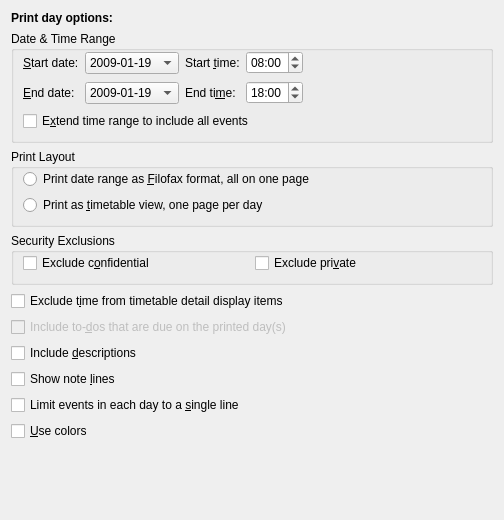
Above: printing/calprintdayconfig_base.ui from KDE/korganizer before the change. Below: the same form after it.
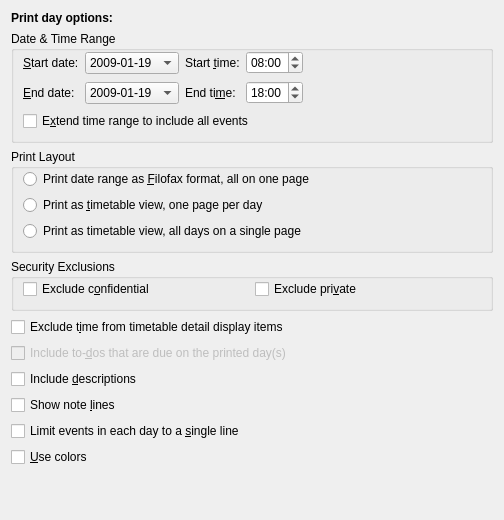
That is the form after the change. Custom widgets are drawn as their Qt base class.

Commit message:
FEATURE: Add a new timetable print mode where all days are on one page.
Thanks for the code Reinhold!.
http://reviewboard.kde.org/r/2593/

MERGE: none

```diff
--- a/printing/calprintdayconfig_base.ui
+++ b/printing/calprintdayconfig_base.ui
@@ -224,6 +224,19 @@
         </property>
        </widget>
       </item>
+      <item row="2" column="0">
+       <widget class="QRadioButton" name="mPrintTypeSingleTimetable">
+        <property name="whatsThis">
+         <string>The timetable print view has the times to the left of the page, all days are printed as columns in one big timetable.</string>
+        </property>
+        <property name="text">
+         <string>Print as timetable view, all days on a single page</string>
+        </property>
+        <property name="checked">
+         <bool>false</bool>
+        </property>
+       </widget>
+      </item>
      </layout>
     </widget>
    </item>
```
The commit also changes 2 other files.
